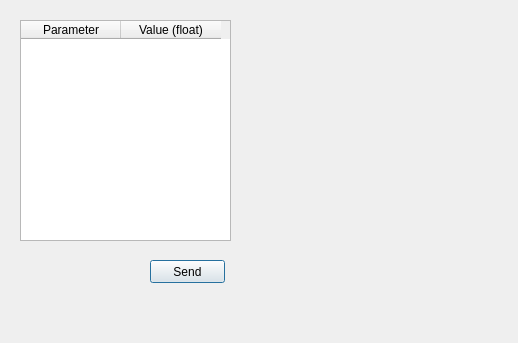
The window that Software/Remote/FollowerRemote/configure.ui (TalTechRobotiklubi/Follower) describes before a commit, drawn with Qt 5.
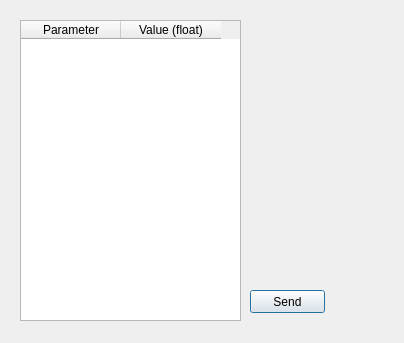
The same window after the commit.

```diff
--- a/Software/Remote/FollowerRemote/configure.ui
+++ b/Software/Remote/FollowerRemote/configure.ui
@@ -6,7 +6,7 @@
    <rect>
     <x>0</x>
     <y>0</y>
-    <width>518</width>
+    <width>404</width>
     <height>343</height>
    </rect>
   </property>
@@ -18,8 +18,8 @@
     <rect>
      <x>20</x>
      <y>20</y>
-     <width>211</width>
-     <height>221</height>
+     <width>221</width>
+     <height>301</height>
     </rect>
    </property>
    <column>
@@ -36,8 +36,8 @@
   <widget class="QPushButton" name="button_send">
    <property name="geometry">
     <rect>
-     <x>150</x>
-     <y>260</y>
+     <x>250</x>
+     <y>290</y>
      <width>75</width>
      <height>23</height>
     </rect>
```
